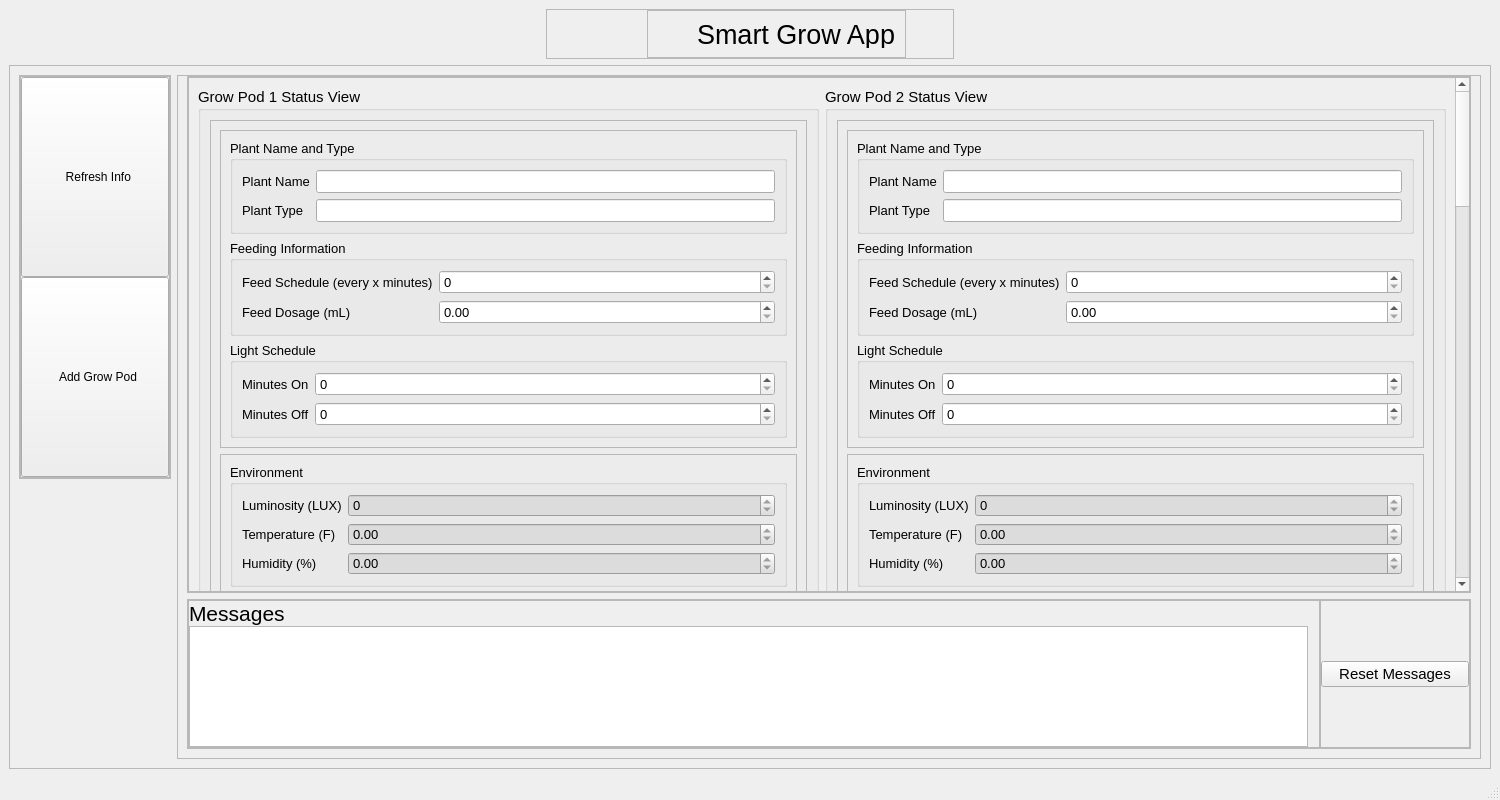
First picture: the form in GUI/smartGrow/form.ui, repository sgomez14/ec601_smartGrow, before the edit.
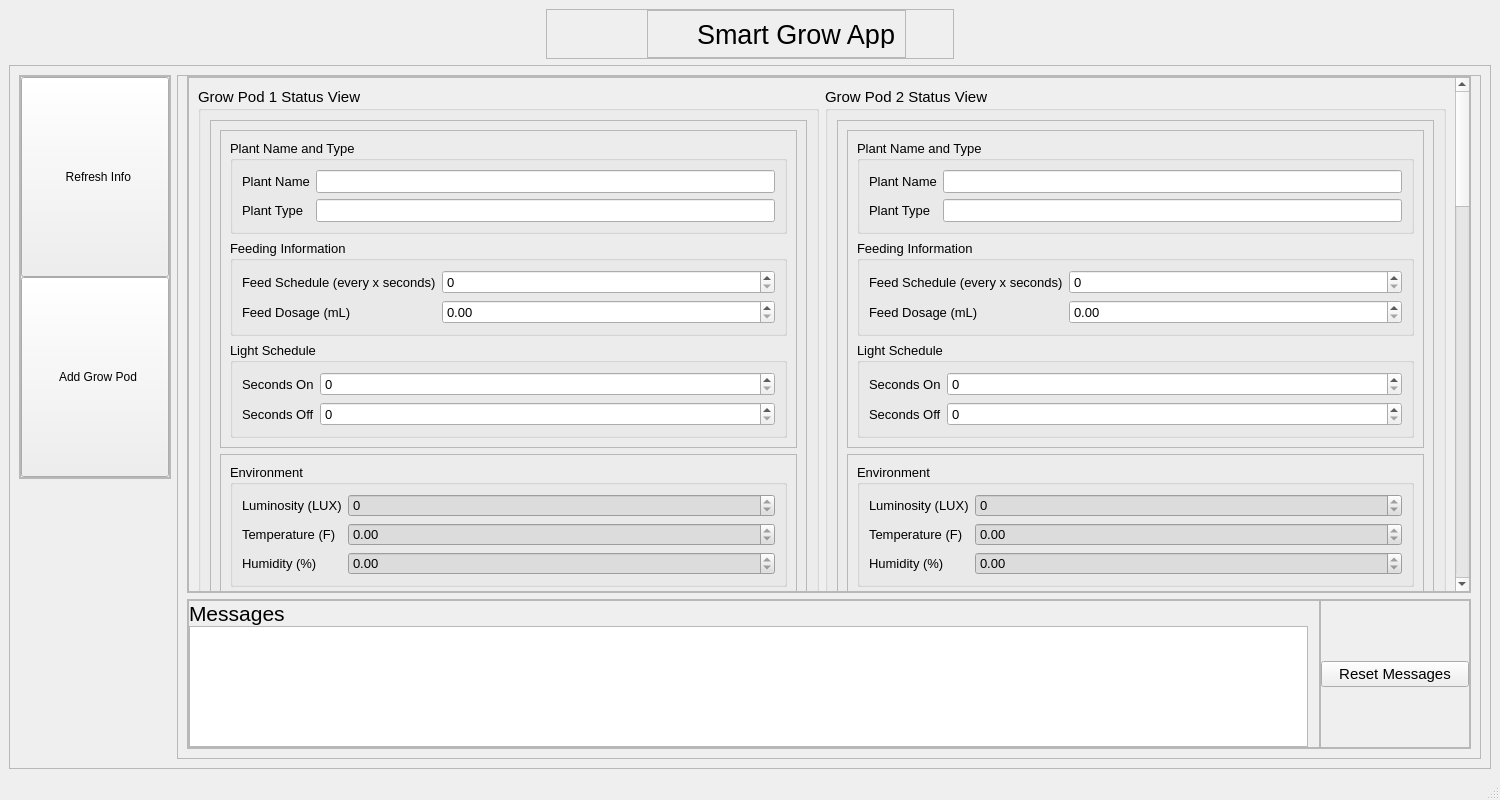
Second picture: the form after the edit. Icons and pictures are not drawn.

Commit message: Changed Minutes to Seconds

What changed in the file:
```diff
--- a/GUI/smartGrow/form.ui
+++ b/GUI/smartGrow/form.ui
@@ -378,7 +378,7 @@
                 <property name="geometry">
                  <rect>
                   <x>0</x>
-                  <y>-1317</y>
+                  <y>-207</y>
                   <width>1246</width>
                   <height>2485</height>
                  </rect>
@@ -486,7 +486,7 @@
                                <item row="0" column="0">
                                 <widget class="QLabel" name="feedScheduleLabel_1">
                                  <property name="text">
-                                  <string>Feed Schedule (every x minutes)</string>
+                                  <string>Feed Schedule (every x seconds)</string>
                                  </property>
                                 </widget>
                                </item>
@@ -533,7 +533,7 @@
                                <item row="0" column="0">
                                 <widget class="QLabel" name="hoursOnLabel_1">
                                  <property name="text">
-                                  <string>Minutes On</string>
+                                  <string>Seconds On</string>
                                  </property>
                                 </widget>
                                </item>
@@ -550,7 +550,7 @@
                                <item row="1" column="0">
                                 <widget class="QLabel" name="hoursOffLabel_1">
                                  <property name="text">
-                                  <string>Minutes Off</string>
+                                  <string>Seconds Off</string>
                                  </property>
                                 </widget>
                                </item>
@@ -1046,7 +1046,7 @@
                                <item row="0" column="0">
                                 <widget class="QLabel" name="feedScheduleLabel_20">
                                  <property name="text">
-                                  <string>Feed Schedule (every x minutes)</string>
+                                  <string>Feed Schedule (every x seconds)</string>
                                  </property>
                                 </widget>
                                </item>
@@ -1093,7 +1093,7 @@
                                <item row="0" column="0">
                                 <widget class="QLabel" name="hoursOnLabel_20">
                                  <property name="text">
-                                  <string>Minutes On</string>
+                                  <string>Seconds On</string>
                                  </property>
                                 </widget>
                                </item>
@@ -1110,7 +1110,7 @@
                                <item row="1" column="0">
                                 <widget class="QLabel" name="hoursOffLabel_20">
                                  <property name="text">
-                                  <string>Minutes Off</string>
+                                  <string>Seconds Off</string>
                                  </property>
                                 </widget>
                                </item>
```
Left out of the diff: 6 changed lines with no effect on the pictures. The commit also changes 1 other file.
